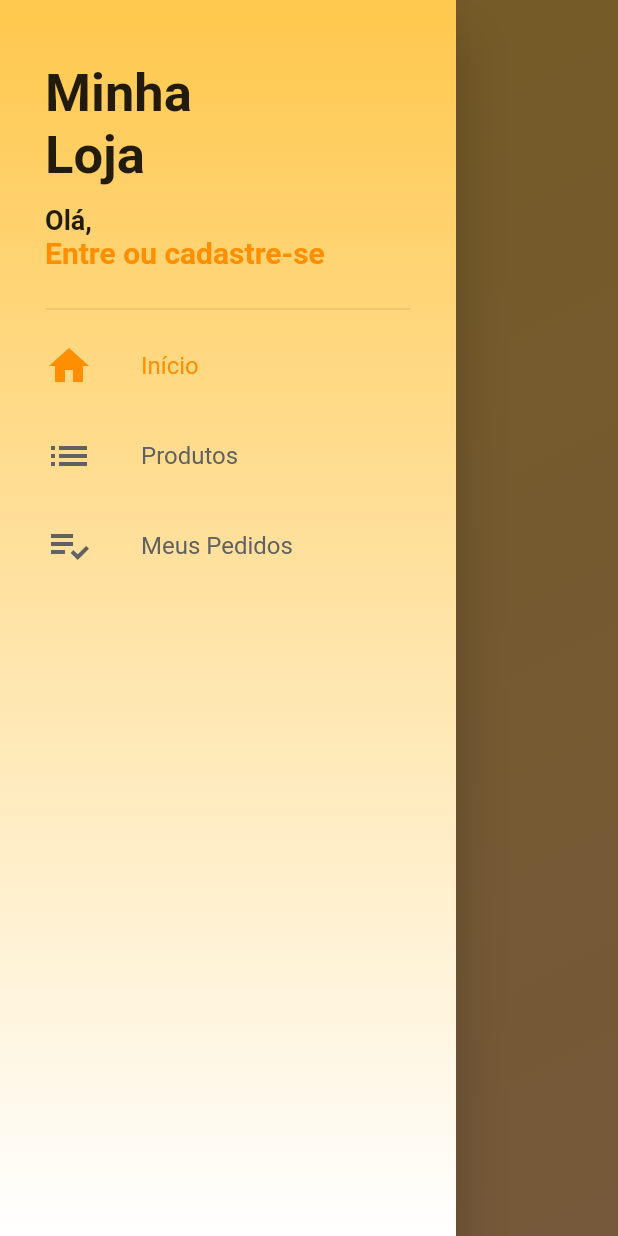
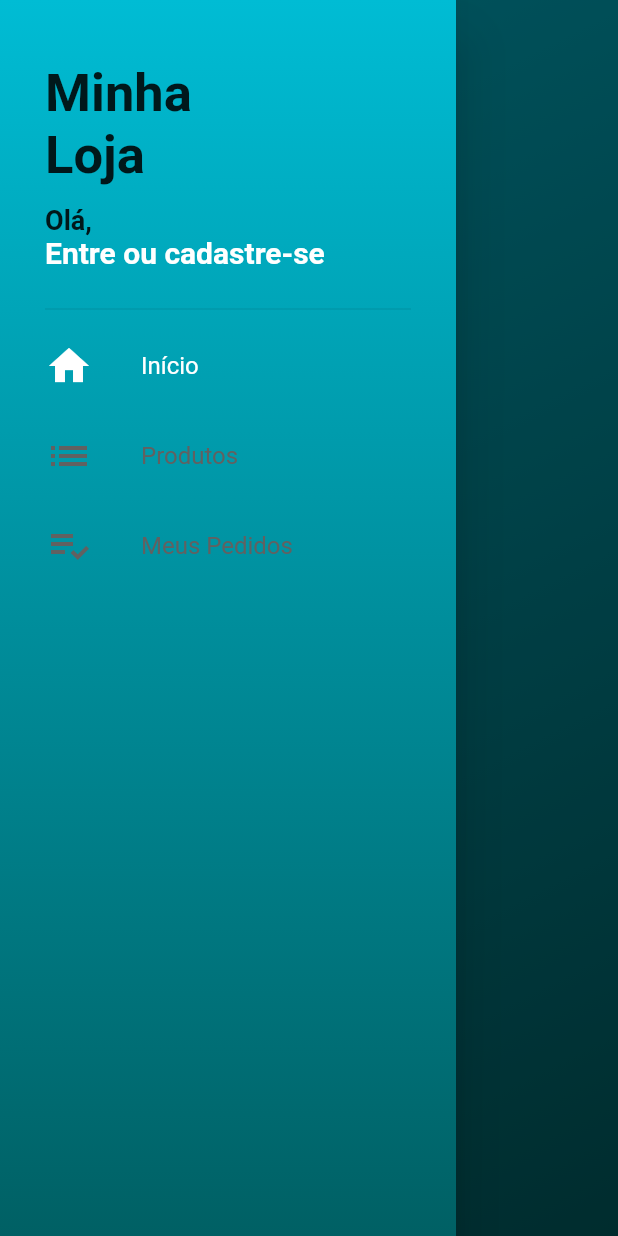
Before and after one commit to LucssCarvalho/ecommerce, a Flutter app: the screen it shows after launch, with the side drawer open, on a phone screen of 412 x 824 dp. Run offline on Flutter 3.47's test engine with Material 2 defaults, Android fonts, the phone set to English and light mode, and no system bars; our stand-ins replace cloud_firestore, font_awesome_flutter, transparent_image; accounts and stored records are empty.

Commit message:
update color

```diff
--- a/lib/tabs/home_tab.dart
+++ b/lib/tabs/home_tab.dart
@@ -11,10 +11,10 @@ class HomeTab extends StatefulWidget {
 class _HomeTabState extends State<HomeTab> {
   Widget _buildBodyBack() => Container(
         decoration: BoxDecoration(
-          gradient: LinearGradient(colors: [
-            Color.fromRGBO(255, 200, 77, 1),
-            Color.fromRGBO(255, 194, 127, 1),
-          ], begin: Alignment.topLeft, end: Alignment.bottomRight),
+          gradient: LinearGradient(
+              colors: [Colors.cyan, Colors.cyan[900]],
+              begin: Alignment.topLeft,
+              end: Alignment.bottomRight),
         ),
       );
 
--- a/lib/tiles/drawerTile.dart
+++ b/lib/tiles/drawerTile.dart
@@ -29,7 +29,7 @@ class DrawerTile extends StatelessWidget {
                 Icon(icon,
                     size: 32,
                     color: controller.page.round() == page
-                        ? Colors.amber[800]
+                        ? Colors.white
                         : Colors.grey[700]),
                 SizedBox(
                   width: 32,
@@ -39,7 +39,7 @@ class DrawerTile extends StatelessWidget {
                   style: TextStyle(
                     fontSize: 16.0,
                     color: controller.page.round() == page
-                        ? Colors.amber[800]
+                        ? Colors.white
                         : Colors.grey[700],
                   ),
                 )
--- a/lib/widgets/custom_drawer.dart
+++ b/lib/widgets/custom_drawer.dart
@@ -9,7 +9,7 @@ class CustomDrawer extends StatelessWidget {
   Widget _buildDrawerBack() => Container(
         decoration: BoxDecoration(
           gradient: LinearGradient(
-              colors: [Color.fromRGBO(255, 200, 77, 1), Colors.white],
+              colors: [Colors.cyan, Colors.cyan[900]],
               begin: Alignment.topCenter,
               end: Alignment.bottomCenter),
         ),
@@ -54,7 +54,7 @@ class CustomDrawer extends StatelessWidget {
                             child: Text(
                               'Entre ou cadastre-se',
                               style: TextStyle(
-                                  color: Colors.amber[800],
+                                  color: Colors.white,
                                   fontSize: 20,
                                   fontWeight: FontWeight.bold),
                             ),
```
